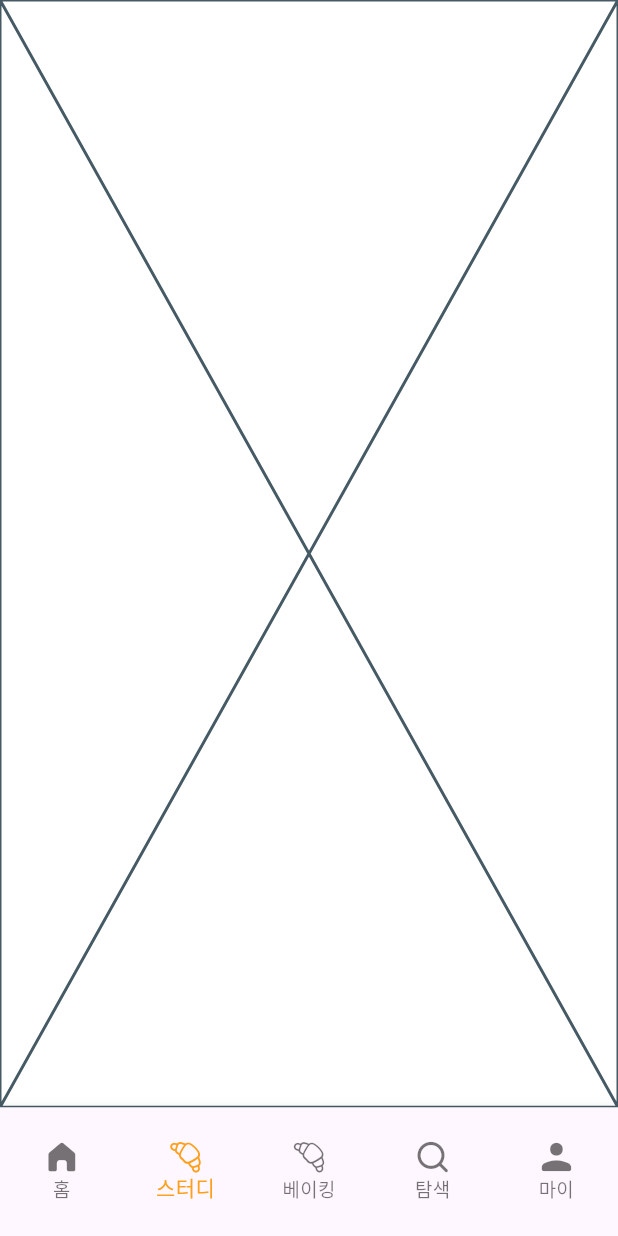
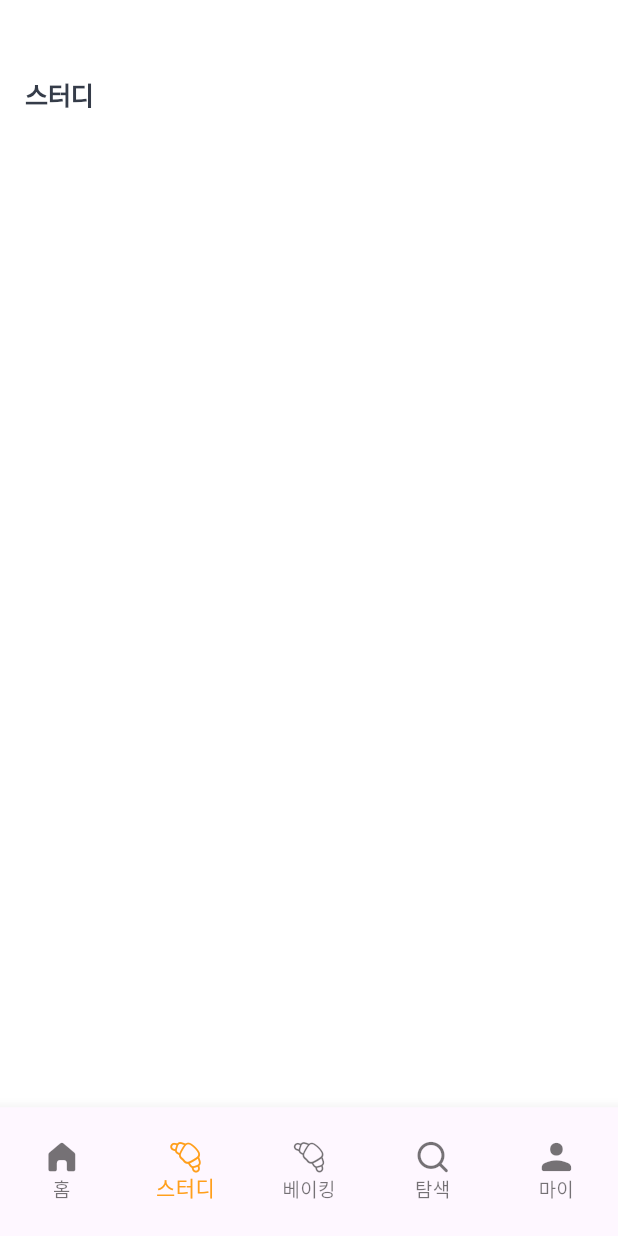
Before and after one commit to qixiangme/passtry-MVVM-refactoring, a Flutter app: the screen it shows after launch, item 2 of the bottom bar chosen, on a phone screen of 412 x 824 dp. Run offline on Flutter 3.47's test engine with Material 3 defaults, Android fonts, the phone set to English and light mode, and no system bars; our stand-ins replace flutter_screenutil; Roboto replaces fonts that are missing (Wanted Sans).

Commit message:
Update study_screen.dart

```diff
--- a/lib/features/study/study_screen.dart
+++ b/lib/features/study/study_screen.dart
@@ -1,10 +1,34 @@
 import 'package:flutter/material.dart';
+import 'package:flutter_screenutil/flutter_screenutil.dart';
 
 class StudyScreen extends StatelessWidget {
   const StudyScreen({super.key});
 
   @override
   Widget build(BuildContext context) {
-    return const Placeholder();
+    return Scaffold(
+      body: Container(
+          color: Colors.white,
+          child: Padding(
+              padding: EdgeInsets.all(44.w),
+              child: Column(
+                  crossAxisAlignment: CrossAxisAlignment.start,
+                  children: [
+                    SizedBox(height: 100.h),
+                    Text(
+                      '스터디',
+                      style: TextStyle(
+                        color: const Color(0xFF353C49),
+                        fontSize: 44.sp,
+                        fontFamily: 'Wanted Sans',
+                        fontWeight: FontWeight.w700,
+                        letterSpacing: -0.44.w,
+                      ),
+                    ),
+                  ]
+              )
+          )
+      ),
+    );
   }
 }
```
